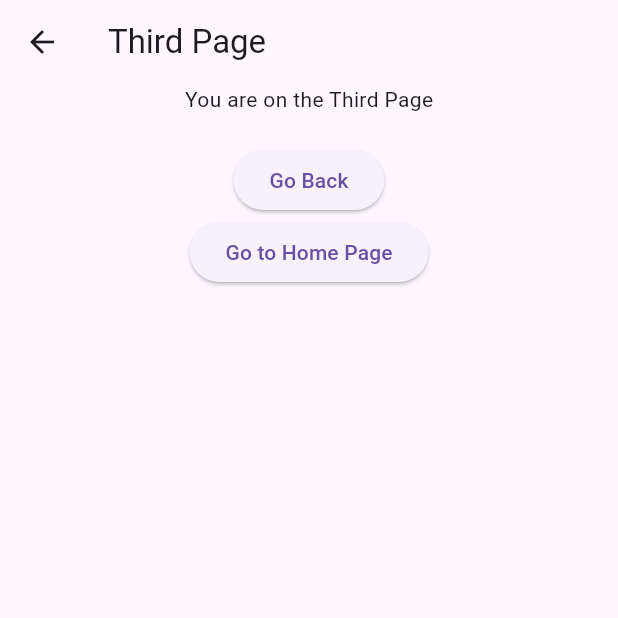
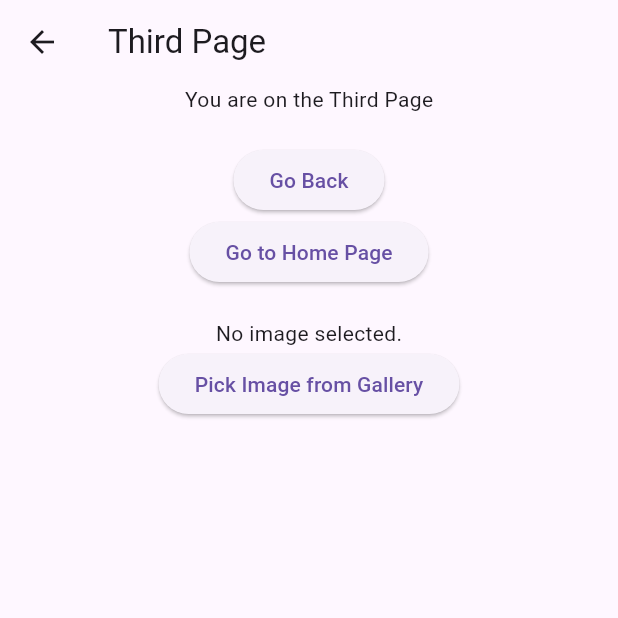
Before and after one commit to hippieperm/edit_x, a Flutter app: the ThirdPage screen opened by its route, on a phone screen of 412 x 824 dp, the top half of it. Run offline on Flutter 3.47's test engine with Material 3 defaults, Android fonts, the phone set to English and light mode, and no system bars; our stand-ins replace flutter_svg, get, image_picker.

Commit message:
사진앱 접근권한/가져온이미지 화면에 표시

```diff
--- a/lib/pages/third_page.dart
+++ b/lib/pages/third_page.dart
@@ -1,27 +1,40 @@
-import 'package:edit_x/common_widgets/common_app_bar.dart';
 import 'package:flutter/material.dart';
 import 'package:get/get.dart';
+import 'package:image_picker/image_picker.dart';
+import 'dart:io';
 
-import '../styles/app_colors.dart';
+class ThirdPage extends StatefulWidget {
+  const ThirdPage({super.key});
 
-class ThirdPage extends StatelessWidget {
-  const ThirdPage({super.key});
+  @override
+  _ThirdPageState createState() => _ThirdPageState();
+}
+
+class _ThirdPageState extends State<ThirdPage> {
+  File? _image;
+
+  Future<void> _pickImage() async {
+    final ImagePicker _picker = ImagePicker();
+    final XFile? image = await _picker.pickImage(source: ImageSource.gallery);
+    if (image != null) {
+      setState(() {
+        _image = File(image.path);
+      });
+    }
+  }
 
   @override
   Widget build(BuildContext context) {
     return Scaffold(
-      appBar: CommonAppBar(
+      appBar: AppBar(
         title: const Text('Third Page'),
-        backgroundColor: AppColors.battery,
       ),
       body: SingleChildScrollView(
         child: Center(
           child: Column(
             mainAxisAlignment: MainAxisAlignment.center,
             children: <Widget>[
-              const Text(
-                'You are on the Third Page',
-              ),
+              const Text('You are on the Third Page'),
               SizedBox(height: 20),
               ElevatedButton(
                 onPressed: () {
@@ -35,7 +48,14 @@ class ThirdPage extends StatelessWidget {
                 },
                 child: const Text('Go to Home Page'),
               ),
-              SizedBox(height: 1000), // 추가된 콘텐츠로 인해 스크롤 가능하도록
+              SizedBox(height: 20),
+              _image == null
+                  ? const Text('No image selected.')
+                  : Image.file(_image!),
+              ElevatedButton(
+                onPressed: _pickImage,
+                child: const Text('Pick Image from Gallery'),
+              ),
             ],
           ),
         ),
--- a/pubspec.yaml
+++ b/pubspec.yaml
@@ -37,6 +37,8 @@ dependencies:
   cupertino_icons: ^1.0.6
   get: ^4.6.5
   flutter_svg: ^2.0.7
+  image_picker: ^0.8.4+2
+
 
 dev_dependencies:
   flutter_test:
```
Also changed, not shown: pubspec.lock, 5 other files.
